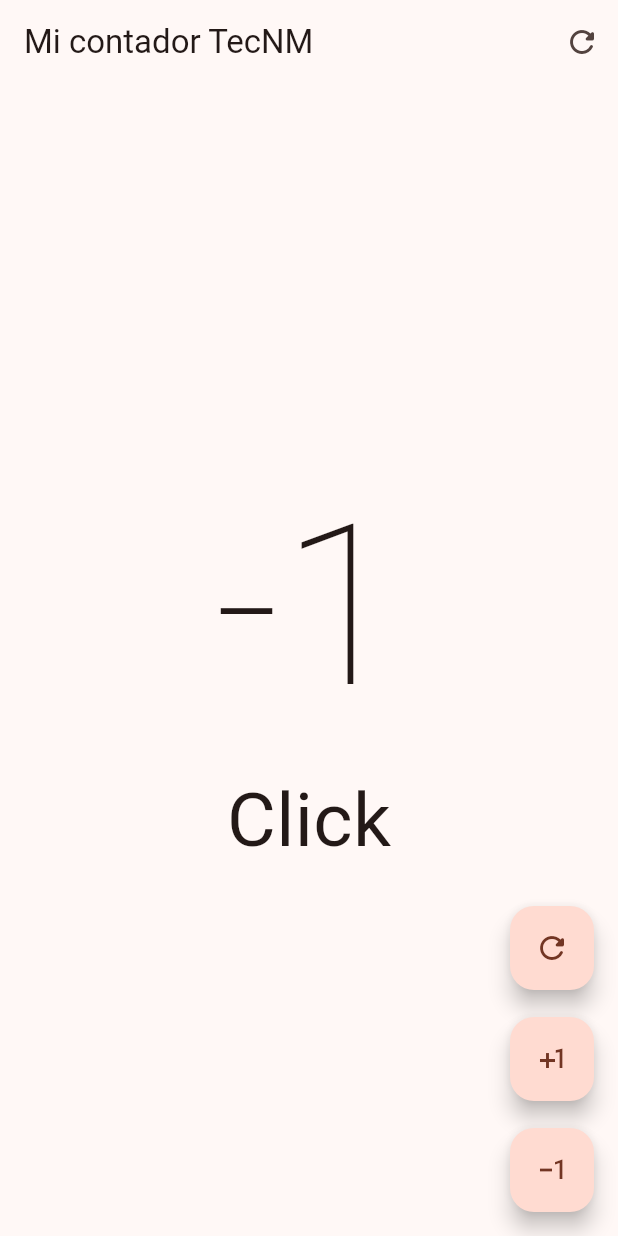
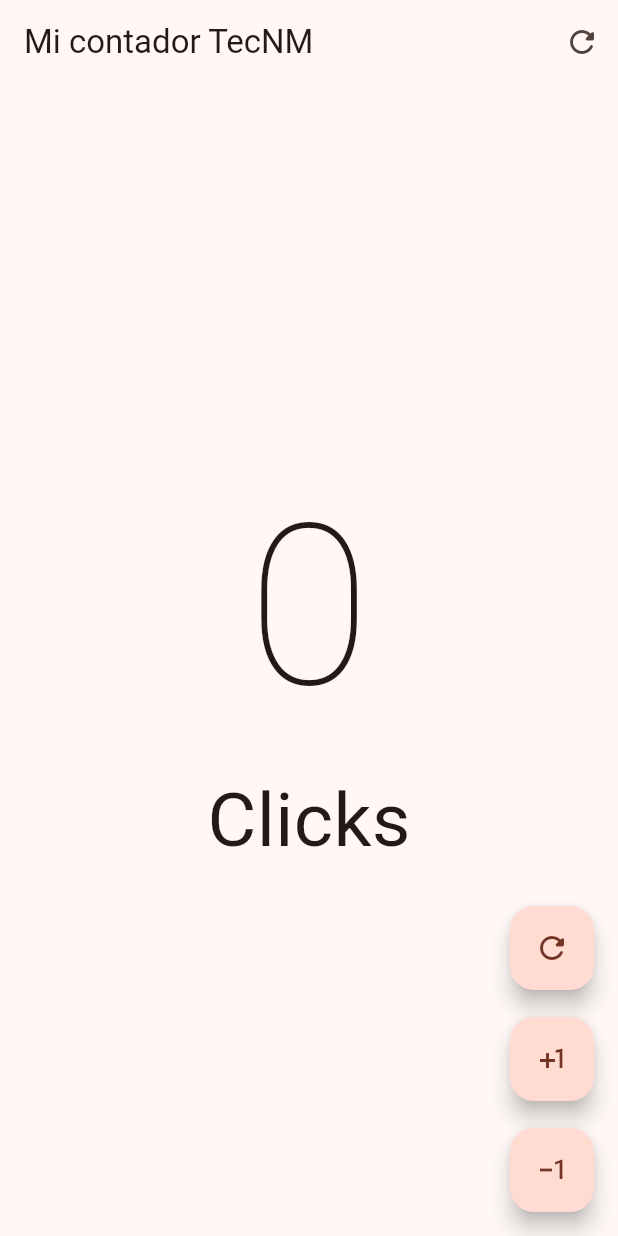
Before and after one commit to DIoads/Tarea1Unidad2, a Flutter app: the screen it shows after launch, after a tap on the "exposure minus 1" icon, on a phone screen of 412 x 824 dp. Run offline on Flutter 3.47's test engine with Material 3 defaults, Android fonts, the phone set to English and light mode, and no system bars.

Commit message:
*second commid: se agrego if para que no reduzca 0

```diff
--- a/lib/presentation/counter_screen.dart
+++ b/lib/presentation/counter_screen.dart
@@ -1,3 +1,4 @@
+import 'package:aplicacion_contador/presentation/components/buttons.dart';
 import 'package:flutter/material.dart';
 
 class CounterScreen extends StatefulWidget {
@@ -59,11 +60,9 @@ class _CounterScreenState extends State<CounterScreen> {
     );
   }
 
-  Widget btnPlusOne({required void Function() onPress, required Icon icono}) =>
-      FloatingActionButton(
-        onPressed: onPress,
-        child: icono,
-      );
+
+
+
   clickPlusOne() {
     setState(() {
       clickCounter++;
@@ -72,7 +71,10 @@ class _CounterScreenState extends State<CounterScreen> {
 
   clickMinusOne() {
     setState(() {
+      if(clickCounter>0){
       clickCounter--;
+
+      }
     });
   }
 
```
Also changed, not shown: lib/presentation/components/buttons.dart (added, +9 -0 lines), 2 other files.
